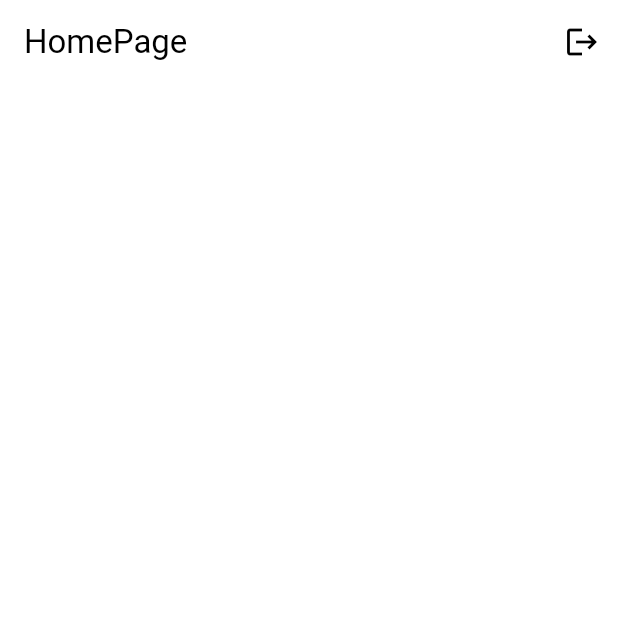
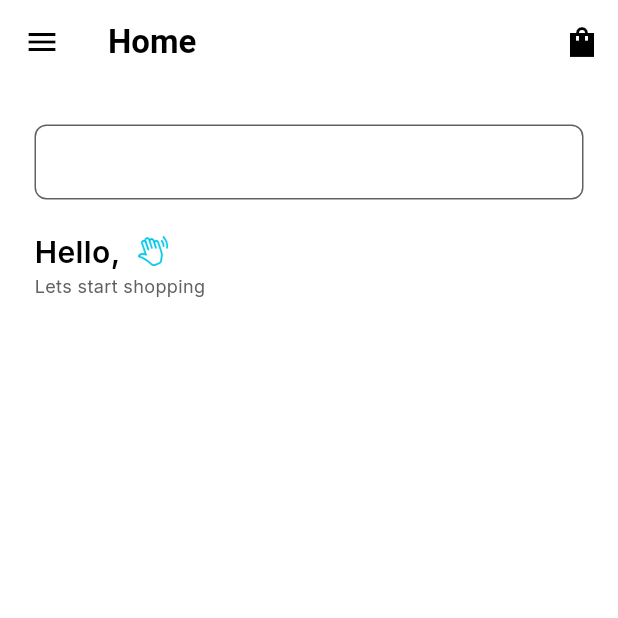
Before and after one commit to BenoChristopher/E_Commerce-App-Flutter, a Flutter app: the screen it shows once a user with an empty profile is signed in, on a phone screen of 412 x 824 dp, the top half of it. Run offline on Flutter 3.47's test engine with Material 3 defaults, Android fonts, the phone set to English and light mode, and no system bars; our stand-ins replace firebase_auth, firebase_core, flutter_svg, google_fonts, lottie; accounts and stored records are empty; network calls fail.

Commit message:
add username in homepage

```diff
--- a/lib/pages/homepage.dart
+++ b/lib/pages/homepage.dart
@@ -1,25 +1,107 @@
 import 'package:firebase_auth/firebase_auth.dart';
 import 'package:firebase_core/firebase_core.dart';
 import 'package:flutter/material.dart';
+import 'package:flutter_svg/flutter_svg.dart';
+import 'package:google_fonts/google_fonts.dart';
+import 'package:provider/provider.dart';
 
-class MyHomePage extends StatelessWidget {
-  const MyHomePage({super.key});
+import '../components/mydrawer.dart';
+import '../provider/userprovider.dart';
 
-  void logoutUser() {
-    FirebaseAuth.instance.signOut();
+class MyHomePage extends StatefulWidget {
+  MyHomePage({super.key});
+
+  @override
+  State<MyHomePage> createState() => _MyHomePageState();
+
+  // String userName = "";
+}
+
+class _MyHomePageState extends State<MyHomePage> {
+  @override
+  void initState() {
+    // TODO: implement initState
+    super.initState();
+    _loadUsername();
+  }
+
+  void _loadUsername() async {
+    final currentUser = FirebaseAuth.instance.currentUser;
+    if (currentUser != null) {
+      final username = currentUser.displayName ?? "User";
+      // Update the UserProvider with the username
+      Provider.of<UserProvider>(context, listen: false).setUsername(username);
+    }
   }
 
   @override
   Widget build(BuildContext context) {
     return Scaffold(
+      drawer: Drawer(
+        child: MyDrawer(),
+      ),
       appBar: AppBar(
-        title: Text('HomePage'),
+        title: Text(
+          'Home',
+          style: TextStyle(fontWeight: FontWeight.bold),
+        ),
         actions: [
-          IconButton(
-            icon: Icon(Icons.logout),
-            onPressed: logoutUser,
-          )
+          IconButton(onPressed: () {}, icon: Icon(Icons.shopping_bag_sharp)),
         ],
+      ),
+      body: Padding(
+        padding: const EdgeInsets.only(top: 27, left: 23, right: 23),
+        child: Column(
+          crossAxisAlignment: CrossAxisAlignment.start,
+          children: [
+            Container(
+                decoration: BoxDecoration(
+                    borderRadius: BorderRadius.circular(8),
+                    border: Border.all(
+                      color: Colors.grey.shade700,
+                    )),
+                child: TextField(
+                  decoration: InputDecoration(border: InputBorder.none),
+                )),
+            SizedBox(
+              height: 20,
+            ),
+            Row(
+              children: [
+                Consumer<UserProvider>(
+                  builder: (context, userProvider, child) {
+                    return Text(
+                      'Hello, ${userProvider.userName}',
+                      style: GoogleFonts.inter(
+                        fontSize: 20,
+                        color: Colors.black,
+                        fontWeight: FontWeight.w600,
+                      ),
+                    );
+                  },
+                ),
+                // Text(
+                //   'Hello Ben',
+                //   style: GoogleFonts.inter(
+                //       fontSize: 20,
+                //       color: Colors.black,
+                //       fontWeight: FontWeight.w600),
+                // ),
+                SizedBox(
+                  width: 7,
+                ),
+                SizedBox(
+                    height: 20,
+                    width: 20,
+                    child: Image.asset('asset/images/Vector.png')),
+              ],
+            ),
+            Text(
+              "Lets start shopping",
+              style: GoogleFonts.inter(fontSize: 12, color: Colors.grey[700]),
+            )
+          ],
+        ),
       ),
     );
   }
--- /dev/null
+++ b/lib/provider/userprovider.dart
@@ -0,0 +1,25 @@
+// import 'package:flutter/material.dart';
+
+// class UserProvider extends ChangeNotifier {
+//   String _userName = "";
+
+//   String get userName => _userName;
+
+//   void setUsername(String username) {
+//     username = userName;
+//     notifyListeners(); // Notify UI to rebuild when the username changes
+//   }
+// }
+
+import 'package:flutter/material.dart';
+
+class UserProvider extends ChangeNotifier {
+  String _userName = "";
+
+  String get userName => _userName;
+
+  void setUsername(String username) {
+    _userName = username; // Correctly update the private field
+    notifyListeners(); // Notify listeners about the change
+  }
+}
--- a/pubspec.yaml
+++ b/pubspec.yaml
@@ -37,6 +37,9 @@ dependencies:
   google_fonts: ^6.2.1
   firebase_core: ^3.10.0
   firebase_auth: ^5.4.0
+  lottie: ^3.3.1
+  flutter_svg: ^2.0.17
+  provider: ^6.1.2
 
 dev_dependencies:
   flutter_test:
@@ -62,7 +65,7 @@ flutter:
 
   # To add assets to your application, add an assets section, like this:
   assets:
-    - asset/
+    - asset/images/
   #   - images/a_dot_ham.jpeg
 
   # An image asset can refer to one or more resolution-specific "variants", see
```
Also changed, not shown: asset/images/Animation - 1736521859654.json (added, +1 -0 lines), lib/components/mydrawer.dart (added, +60 -0 lines), lib/main.dart (+11 -1 lines), lib/pages/loginpage.dart (+19 -1 lines), lib/pages/registerpage.dart (+33 -85 lines), lib/pages/welcomepage.dart (+1 -20 lines), asset/images/Vector.png (added), asset/images/bag.png (renamed from asset/bag.png), asset/images/shopping-bag.png (renamed from asset/shopping-bag.png), pubspec.lock, 1 other file.
